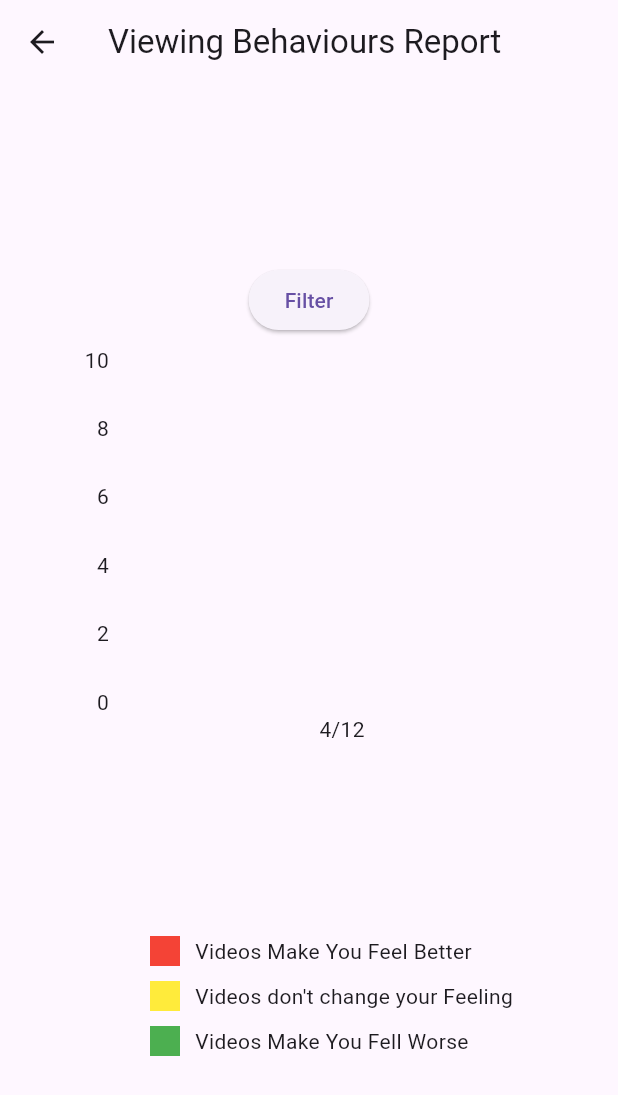
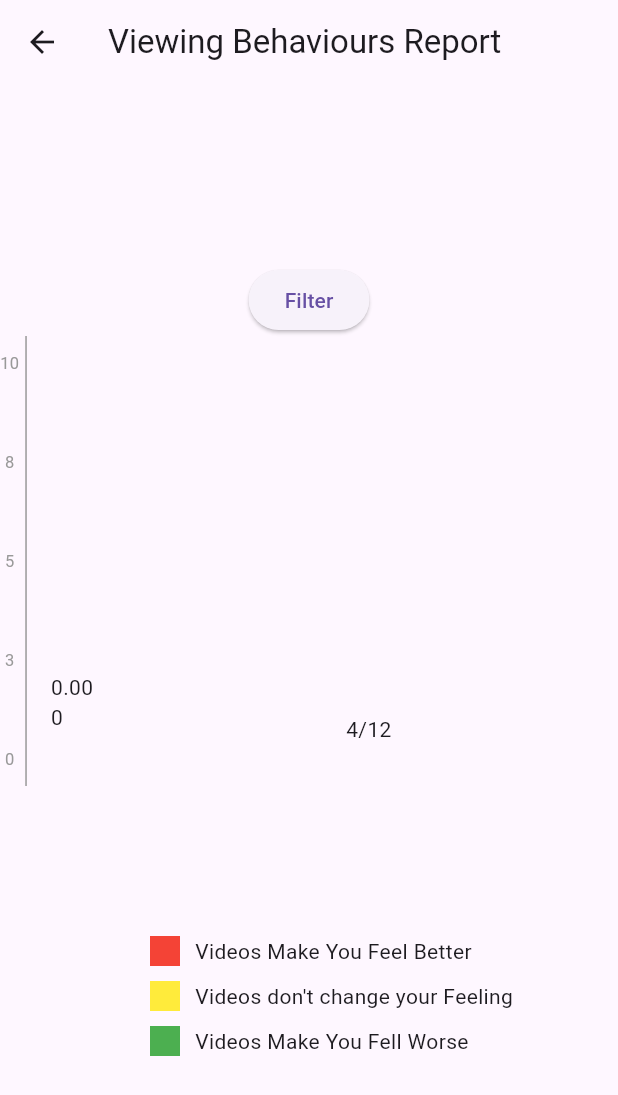
Before and after one commit to ruiyongzhang/EmoTrack, a Flutter app: the ChartPage screen opened directly with empty values, on a phone screen of 412 x 824 dp. Shown: the top 1095 px of the screen. Run offline on Flutter 3.47's test engine with Material 3 defaults, Android fonts, the phone set to English and light mode, and no system bars; drawn by our look-alikes of fl_chart; our stand-ins replace cloud_firestore, file_picker, firebase_auth, firebase_core, firebase_database, firebase_storage and 3 more; missing offline and left inert: dart:ffi, firebase_ui_auth; accounts and stored records are empty; project files that could hold a hidden picture were left out.

Commit message:
增加固定Y轴

```diff
--- a/ui_flutter/lib/chart_page.dart
+++ b/ui_flutter/lib/chart_page.dart
@@ -184,6 +184,11 @@ class _ChartPageState extends State<ChartPage> {
 
   @override
   Widget build(BuildContext context) {
+    double screenWidth = MediaQuery.of(context).size.width;
+    double minBarWidth = 50; // 每个数据点的最小宽度
+    double chartWidth = dates.length * minBarWidth;
+    int maxYNum = watchNumber.isNotEmpty ? watchNumber.reduce((a, b) => a > b ? a : b).toInt() + 10 : 10;
+
     return Scaffold(
       appBar: AppBar(
         title: Text('Viewing Behaviours Report'),
@@ -283,6 +288,7 @@ class _ChartPageState extends State<ChartPage> {
                                     ElevatedButton(
                                       onPressed: () {
                                         // 确定按钮的功能
+                                        _fetchData(_startDate, _endDate);
                                         Navigator.of(context).pop(); // 关闭弹出页面
                                       },
                                       child: Text('确定'),
@@ -300,15 +306,54 @@ class _ChartPageState extends State<ChartPage> {
               },
               child: Text('Filter'),
             ),
-            Container(
+            Row(
+              children: [
+                Column(
+                  children: maxYNum >= 5
+                    ? List.generate(5, (index) {
+                        return Column(
+                          children: [
+                            Text('${(maxYNum / 4 * (4 - index)).round()}',
+                              style: const TextStyle(
+                                color: Color(0xFF999999),
+                                fontSize: 11)
+                              ),
+                            index < 4 ? const SizedBox(height: 50) : const SizedBox()
+                          ],
+                        );
+                      })
+                    : List.generate(maxYNum + 1, (index) {
+                        return Column(
+                          children: [
+                            Text('${maxYNum - index}',
+                              style: const TextStyle(
+                                color: Color(0xFF999999),
+                                fontSize: 11)),
+                            index < maxYNum ? SizedBox(height: (150 / maxYNum).toDouble()) : const SizedBox()
+                          ],
+                        );
+                      })
+                ),
+                const SizedBox(width: 4),
+                const SizedBox(
+                  width: 1,
+                  height: 300,
+                  child: DecoratedBox(
+                    decoration: BoxDecoration(color: Color(0xFF999999)),
+                  ),
+                ),
+                Expanded(
+                  child: SingleChildScrollView(
+                    scrollDirection: Axis.horizontal,
+                    child: Container(
                       padding: EdgeInsets.all(16.0),
-              width: MediaQuery.of(context).size.width * 0.9,
+                      width: chartWidth > screenWidth ? chartWidth : screenWidth,
                       height: 300,
                       child: Padding(
                         padding: EdgeInsets.only(bottom: 10.0),
                         child: BarChart(
                           BarChartData(
-                    gridData: FlGridData(show: false),
+                            gridData: const FlGridData(show: false),
                             titlesData: FlTitlesData(
                               show: true,
                               bottomTitles: AxisTitles(
@@ -379,8 +424,8 @@ class _ChartPageState extends State<ChartPage> {
                               },
                             ),
 
-                    minY: 0,
-                    maxY: watchNumber.isNotEmpty ? watchNumber.reduce((a, b) => a > b ? a : b).toDouble() + 10 : 10,
+                            // minY: 0,
+                            // maxY: watchNumber.isNotEmpty ? watchNumber.reduce((a, b) => a > b ? a : b).toDouble() + 10 : 10,
                             barGroups: watchNumber.isNotEmpty ? List.generate(dates.length, (index) {
                               final ratios = colorRatios[index];
                               double totalNum = watchNumber[index].toDouble();
@@ -396,7 +441,9 @@ class _ChartPageState extends State<ChartPage> {
                                 x: index,
                                 barRods: [
                                   BarChartRodData(
+                                    fromY: 0,
                                     toY: totalNum,
+                                    width: 10,
                                     rodStackItems: [
                                       BarChartRodStackItem(0, redValue, Colors.red),
                                       BarChartRodStackItem(redValue, redValue + yellowValue, Colors.yellow),
@@ -410,6 +457,10 @@ class _ChartPageState extends State<ChartPage> {
 
                         ),
                       ),
+                    ),
+                  ),
+                ),
+              ],
             ),
             Container(
               child: Padding(
@@ -540,7 +591,7 @@ class _ChartPageState extends State<ChartPage> {
     }
   }
 
-  Future<void> _selectDate(BuildContext context, bool isStartDate) async {
+  void _selectDate(BuildContext context, bool isStartDate) async {
     final DateTime? picked = await showDatePicker(
       context: context,
       initialDate: isStartDate ? _startDate : _endDate, // 根据是开始日期还是结束日期来决定
```
Lines whose indentation alone changed are shown as unchanged.
